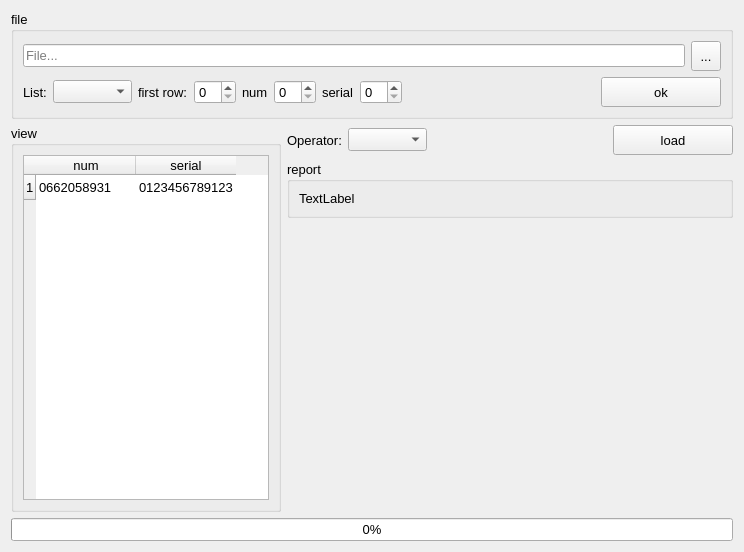
First picture: the form in tMix_2/tMix_2/data_add.ui, repository Skyrim78/tMix, before the edit.
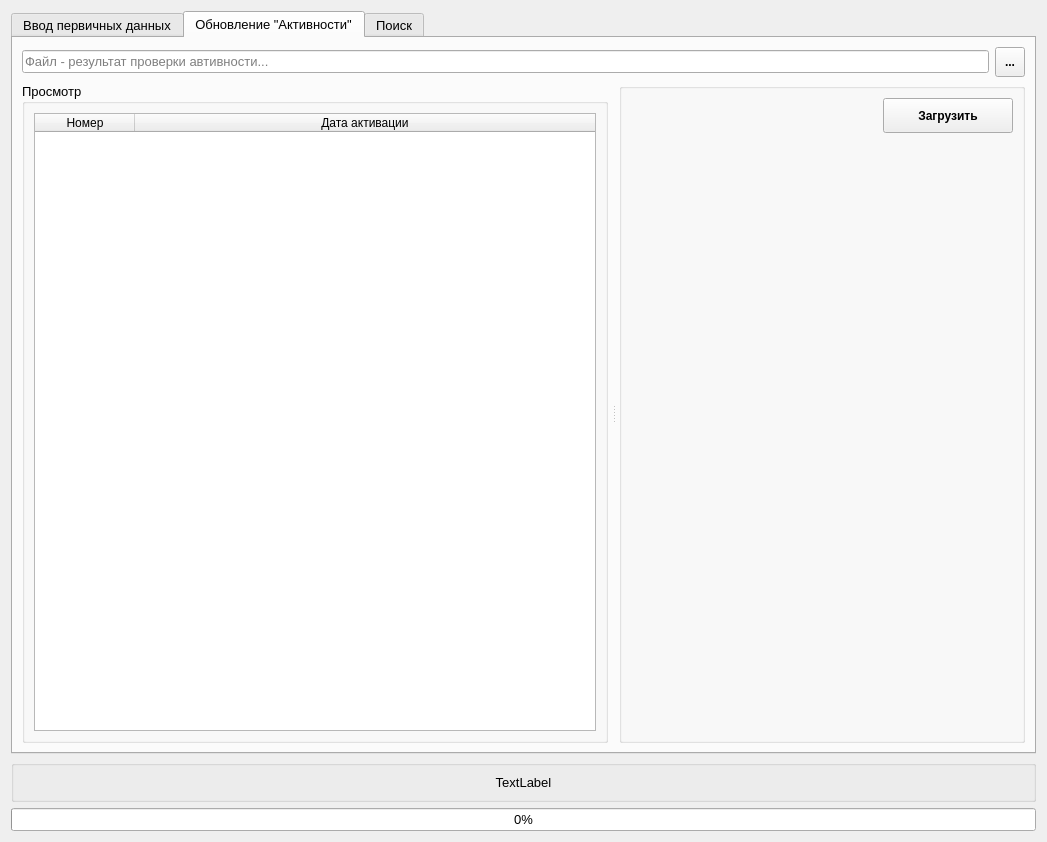
Second picture: the form after the edit. The open tabs and pages were chosen to show the change.

Diff of the .ui file:
```diff
--- a/tMix_2/tMix_2/data_add.ui
+++ b/tMix_2/tMix_2/data_add.ui
@@ -6,8 +6,8 @@
    <rect>
     <x>0</x>
     <y>0</y>
-    <width>744</width>
-    <height>552</height>
+    <width>1047</width>
+    <height>842</height>
    </rect>
   </property>
   <property name="font">
@@ -18,13 +18,25 @@
   <property name="windowTitle">
    <string>Form</string>
   </property>
-  <layout class="QGridLayout" name="gridLayout_4">
+  <layout class="QGridLayout" name="gridLayout_6">
+   <item row="0" column="0">
+    <layout class="QVBoxLayout" name="verticalLayout_4">
+     <item>
+      <widget class="QTabWidget" name="tabWidget">
+       <property name="currentIndex">
+        <number>0</number>
+       </property>
+       <widget class="QWidget" name="tab">
+        <attribute name="title">
+         <string>Ввод первичных данных</string>
+        </attribute>
+        <layout class="QGridLayout" name="gridLayout_5">
    <item row="0" column="0">
     <layout class="QVBoxLayout" name="verticalLayout_3">
      <item>
       <widget class="QGroupBox" name="groupBox">
        <property name="title">
-        <string>file</string>
+              <string/>
        </property>
        <layout class="QGridLayout" name="gridLayout_2">
         <item row="0" column="0">
@@ -34,7 +46,7 @@
             <item>
              <widget class="QLineEdit" name="lineEdit_file">
               <property name="placeholderText">
-               <string>File...</string>
+                     <string>Файл - список номеров...</string>
               </property>
              </widget>
             </item>
@@ -52,6 +64,13 @@
                 <height>30</height>
                </size>
               </property>
+                    <property name="font">
+                     <font>
+                      <pointsize>9</pointsize>
+                      <weight>75</weight>
+                      <bold>true</bold>
+                     </font>
+                    </property>
               <property name="text">
                <string>...</string>
               </property>
@@ -64,7 +83,7 @@
             <item>
              <widget class="QLabel" name="label">
               <property name="text">
-               <string>List:</string>
+                     <string>Лист:</string>
               </property>
              </widget>
             </item>
@@ -74,32 +93,44 @@
             <item>
              <widget class="QLabel" name="label_4">
               <property name="text">
-               <string>first row:</string>
+                     <string>Первая строка:</string>
               </property>
              </widget>
             </item>
             <item>
-             <widget class="QSpinBox" name="spinBox_frow"/>
+                   <widget class="QSpinBox" name="spinBox_frow">
+                    <property name="minimum">
+                     <number>1</number>
+                    </property>
+                   </widget>
             </item>
             <item>
              <widget class="QLabel" name="label_2">
               <property name="text">
-               <string>num</string>
+                     <string>Номер:</string>
               </property>
              </widget>
             </item>
             <item>
-             <widget class="QSpinBox" name="spinBox_num"/>
+                   <widget class="QSpinBox" name="spinBox_num">
+                    <property name="minimum">
+                     <number>1</number>
+                    </property>
+                   </widget>
             </item>
             <item>
              <widget class="QLabel" name="label_3">
               <property name="text">
-               <string>serial</string>
+                     <string>SN:</string>
               </property>
              </widget>
             </item>
             <item>
-             <widget class="QSpinBox" name="spinBox_serial"/>
+                   <widget class="QSpinBox" name="spinBox_serial">
+                    <property name="minimum">
+                     <number>1</number>
+                    </property>
+                   </widget>
             </item>
             <item>
              <spacer name="horizontalSpacer_2">
@@ -118,18 +149,25 @@
              <widget class="QPushButton" name="pushButton_read_file">
               <property name="minimumSize">
                <size>
-                <width>120</width>
-                <height>30</height>
+                      <width>130</width>
+                      <height>35</height>
                </size>
               </property>
               <property name="maximumSize">
                <size>
-                <width>120</width>
-                <height>30</height>
-               </size>
-              </property>
+                      <width>130</width>
+                      <height>35</height>
+                     </size>
+                    </property>
+                    <property name="font">
+                     <font>
+                      <pointsize>9</pointsize>
+                      <weight>75</weight>
+                      <bold>true</bold>
+                     </font>
+                    </property>
               <property name="text">
-               <string>ok</string>
+                     <string>Открыть</string>
               </property>
              </widget>
             </item>
@@ -141,23 +179,28 @@
       </widget>
      </item>
      <item>
-      <layout class="QHBoxLayout" name="horizontalLayout_4">
-       <item>
+            <widget class="QSplitter" name="splitter">
+             <property name="sizePolicy">
+              <sizepolicy hsizetype="Expanding" vsizetype="Expanding">
+               <horstretch>0</horstretch>
+               <verstretch>0</verstretch>
+              </sizepolicy>
+             </property>
+             <property name="orientation">
+              <enum>Qt::Horizontal</enum>
+             </property>
+             <property name="handleWidth">
+              <number>11</number>
+             </property>
         <widget class="QGroupBox" name="groupBox_view">
          <property name="minimumSize">
           <size>
-           <width>270</width>
+                <width>350</width>
            <height>0</height>
           </size>
          </property>
-         <property name="maximumSize">
-          <size>
-           <width>270</width>
-           <height>16777215</height>
-          </size>
-         </property>
          <property name="title">
-          <string>view</string>
+               <string>Просмотр</string>
          </property>
          <layout class="QGridLayout" name="gridLayout">
           <item row="0" column="0">
@@ -177,50 +220,42 @@
             <property name="wordWrap">
              <bool>false</bool>
             </property>
+                 <attribute name="horizontalHeaderStretchLastSection">
+                  <bool>true</bool>
+                 </attribute>
             <attribute name="verticalHeaderDefaultSectionSize">
              <number>25</number>
             </attribute>
             <attribute name="verticalHeaderMinimumSectionSize">
              <number>25</number>
             </attribute>
-            <row>
-             <property name="text">
-              <string>1</string>
-             </property>
-            </row>
             <column>
              <property name="text">
-              <string>num</string>
+                   <string>Номер</string>
              </property>
             </column>
             <column>
              <property name="text">
-              <string>serial</string>
-             </property>
-            </column>
-            <item row="0" column="0">
-             <property name="text">
-              <string>0662058931</string>
-             </property>
-            </item>
-            <item row="0" column="1">
-             <property name="text">
-              <string>0123456789123</string>
-             </property>
-            </item>
+                   <string>SN</string>
+                  </property>
+                 </column>
            </widget>
           </item>
          </layout>
         </widget>
-       </item>
-       <item>
+             <widget class="QGroupBox" name="groupBox_2">
+              <property name="title">
+               <string/>
+              </property>
+              <layout class="QGridLayout" name="gridLayout_4">
+               <item row="0" column="0">
         <layout class="QVBoxLayout" name="verticalLayout_2">
          <item>
           <layout class="QHBoxLayout" name="horizontalLayout_3">
            <item>
             <widget class="QLabel" name="label_5">
              <property name="text">
-              <string>Operator:</string>
+                      <string>Оператор:</string>
              </property>
             </widget>
            </item>
@@ -244,27 +279,319 @@
             <widget class="QPushButton" name="pushButton_load">
              <property name="minimumSize">
               <size>
-               <width>120</width>
+                       <width>130</width>
+                       <height>35</height>
+                      </size>
+                     </property>
+                     <property name="maximumSize">
+                      <size>
+                       <width>130</width>
+                       <height>35</height>
+                      </size>
+                     </property>
+                     <property name="font">
+                      <font>
+                       <pointsize>9</pointsize>
+                       <weight>75</weight>
+                       <bold>true</bold>
+                      </font>
+                     </property>
+                     <property name="text">
+                      <string>Загрузить</string>
+                     </property>
+                    </widget>
+                   </item>
+                  </layout>
+                 </item>
+                 <item>
+                  <spacer name="verticalSpacer">
+                   <property name="orientation">
+                    <enum>Qt::Vertical</enum>
+                   </property>
+                   <property name="sizeHint" stdset="0">
+                    <size>
+                     <width>20</width>
+                     <height>40</height>
+                    </size>
+                   </property>
+                  </spacer>
+                 </item>
+                </layout>
+               </item>
+              </layout>
+             </widget>
+            </widget>
+           </item>
+          </layout>
+         </item>
+        </layout>
+       </widget>
+       <widget class="QWidget" name="tab_2">
+        <attribute name="title">
+         <string>Обновление &quot;Активности&quot;</string>
+        </attribute>
+        <layout class="QGridLayout" name="gridLayout_10">
+         <item row="0" column="0">
+          <layout class="QGridLayout" name="gridLayout_9">
+           <item row="0" column="0">
+            <layout class="QHBoxLayout" name="horizontalLayout_5">
+             <item>
+              <widget class="QLineEdit" name="lineEdit_act_file">
+               <property name="text">
+                <string/>
+               </property>
+               <property name="placeholderText">
+                <string>Файл - результат проверки автивности...</string>
+               </property>
+              </widget>
+             </item>
+             <item>
+              <widget class="QToolButton" name="toolButton_act_file">
+               <property name="minimumSize">
+                <size>
+                 <width>30</width>
                <height>30</height>
               </size>
              </property>
              <property name="maximumSize">
               <size>
-               <width>120</width>
+                 <width>30</width>
                <height>30</height>
               </size>
              </property>
+               <property name="font">
+                <font>
+                 <pointsize>9</pointsize>
+                 <weight>75</weight>
+                 <bold>true</bold>
+                </font>
+               </property>
              <property name="text">
-              <string>load</string>
+                <string>...</string>
              </property>
             </widget>
            </item>
           </layout>
+           </item>
+           <item row="1" column="0">
+            <widget class="QSplitter" name="splitter_2">
+             <property name="sizePolicy">
+              <sizepolicy hsizetype="Expanding" vsizetype="Expanding">
+               <horstretch>0</horstretch>
+               <verstretch>0</verstretch>
+              </sizepolicy>
+             </property>
+             <property name="orientation">
+              <enum>Qt::Horizontal</enum>
+             </property>
+             <property name="handleWidth">
+              <number>11</number>
+             </property>
+             <widget class="QGroupBox" name="groupBox_view_2">
+              <property name="minimumSize">
+               <size>
+                <width>350</width>
+                <height>0</height>
+               </size>
+              </property>
+              <property name="title">
+               <string>Просмотр</string>
+              </property>
+              <layout class="QGridLayout" name="gridLayout_7">
+               <item row="0" column="0">
+                <widget class="QTableWidget" name="tableWidget_act_data">
+                 <property name="editTriggers">
+                  <set>QAbstractItemView::NoEditTriggers</set>
+                 </property>
+                 <property name="alternatingRowColors">
+                  <bool>true</bool>
+                 </property>
+                 <property name="selectionMode">
+                  <enum>QAbstractItemView::NoSelection</enum>
+                 </property>
+                 <property name="showGrid">
+                  <bool>false</bool>
+                 </property>
+                 <property name="wordWrap">
+                  <bool>false</bool>
+                 </property>
+                 <attribute name="horizontalHeaderStretchLastSection">
+                  <bool>true</bool>
+                 </attribute>
+                 <attribute name="verticalHeaderDefaultSectionSize">
+                  <number>25</number>
+                 </attribute>
+                 <attribute name="verticalHeaderMinimumSectionSize">
+                  <number>25</number>
+                 </attribute>
+                 <column>
+                  <property name="text">
+                   <string>Номер</string>
+                  </property>
+                 </column>
+                 <column>
+                  <property name="text">
+                   <string>Дата активации</string>
+                  </property>
+                 </column>
+                </widget>
+               </item>
+              </layout>
+             </widget>
+             <widget class="QGroupBox" name="groupBox_3">
+              <property name="title">
+               <string/>
+              </property>
+              <layout class="QGridLayout" name="gridLayout_8">
+               <item row="0" column="0">
+                <layout class="QVBoxLayout" name="verticalLayout_5">
+                 <item>
+                  <layout class="QHBoxLayout" name="horizontalLayout_4">
+                   <item>
+                    <spacer name="horizontalSpacer_3">
+                     <property name="orientation">
+                      <enum>Qt::Horizontal</enum>
+                     </property>
+                     <property name="sizeHint" stdset="0">
+                      <size>
+                       <width>40</width>
+                       <height>20</height>
+                      </size>
+                     </property>
+                    </spacer>
+                   </item>
+                   <item>
+                    <widget class="QPushButton" name="pushButton_act_load">
+                     <property name="minimumSize">
+                      <size>
+                       <width>130</width>
+                       <height>35</height>
+                      </size>
+                     </property>
+                     <property name="maximumSize">
+                      <size>
+                       <width>130</width>
+                       <height>35</height>
+                      </size>
+                     </property>
+                     <property name="font">
+                      <font>
+                       <pointsize>9</pointsize>
+                       <weight>75</weight>
+                       <bold>true</bold>
+                      </font>
+                     </property>
+                     <property name="text">
+                      <string>Загрузить</string>
+                     </property>
+                    </widget>
+                   </item>
+                  </layout>
+                 </item>
+                 <item>
+                  <spacer name="verticalSpacer_2">
+                   <property name="orientation">
+                    <enum>Qt::Vertical</enum>
+                   </property>
+                   <property name="sizeHint" stdset="0">
+                    <size>
+                     <width>20</width>
+                     <height>40</height>
+                    </size>
+                   </property>
+                  </spacer>
+                 </item>
+                </layout>
+               </item>
+              </layout>
+             </widget>
+            </widget>
+           </item>
+          </layout>
+         </item>
+        </layout>
+       </widget>
+       <widget class="QWidget" name="tab_3">
+        <attribute name="title">
+         <string>Поиск</string>
+        </attribute>
+        <layout class="QGridLayout" name="gridLayout_15">
+         <item row="0" column="0">
+          <layout class="QVBoxLayout" name="verticalLayout_6">
+           <item>
+            <widget class="QGroupBox" name="groupBox_">
+             <property name="title">
+              <string>Поиск</string>
+             </property>
+             <property name="alignment">
+              <set>Qt::AlignCenter</set>
+             </property>
+             <layout class="QGridLayout" name="gridLayout_11">
+              <item row="0" column="0">
+               <widget class="QLineEdit" name="lineEdit_search">
+                <property name="placeholderText">
+                 <string>Номер или серийный номер</string>
+                </property>
+                <property name="clearButtonEnabled">
+                 <bool>true</bool>
+                </property>
+               </widget>
+              </item>
+             </layout>
+            </widget>
+           </item>
+           <item>
+            <widget class="QTableWidget" name="tableWidget_search">
+             <property name="editTriggers">
+              <set>QAbstractItemView::NoEditTriggers</set>
+             </property>
+             <property name="alternatingRowColors">
+              <bool>true</bool>
+             </property>
+             <property name="selectionMode">
+              <enum>QAbstractItemView::ExtendedSelection</enum>
+             </property>
+             <property name="selectionBehavior">
+              <enum>QAbstractItemView::SelectRows</enum>
+             </property>
+             <property name="showGrid">
+              <bool>false</bool>
+             </property>
+             <attribute name="horizontalHeaderStretchLastSection">
+              <bool>true</bool>
+             </attribute>
+             <column>
+              <property name="text">
+               <string>Оператор</string>
+              </property>
+             </column>
+             <column>
+              <property name="text">
+               <string>Номер</string>
+              </property>
+             </column>
+             <column>
+              <property name="text">
+               <string>SN</string>
+              </property>
+             </column>
+             <column>
+              <property name="text">
+               <string>Дата активации</string>
+              </property>
+             </column>
+            </widget>
+           </item>
+          </layout>
+         </item>
+        </layout>
+       </widget>
+      </widget>
          </item>
          <item>
           <widget class="QGroupBox" name="groupBox_report">
            <property name="title">
-            <string>report</string>
+        <string/>
            </property>
            <layout class="QGridLayout" name="gridLayout_3">
             <item row="0" column="0">
@@ -272,33 +599,28 @@
               <property name="text">
                <string>TextLabel</string>
               </property>
-             </widget>
-            </item>
-           </layout>
-          </widget>
-         </item>
-         <item>
-          <spacer name="verticalSpacer">
-           <property name="orientation">
-            <enum>Qt::Vertical</enum>
-           </property>
-           <property name="sizeHint" stdset="0">
-            <size>
-             <width>20</width>
-             <height>40</height>
-            </size>
-           </property>
-          </spacer>
-         </item>
-        </layout>
-       </item>
-      </layout>
+          <property name="scaledContents">
+           <bool>true</bool>
+          </property>
+          <property name="alignment">
+           <set>Qt::AlignCenter</set>
+          </property>
+          <property name="wordWrap">
+           <bool>true</bool>
+          </property>
+         </widget>
+        </item>
+       </layout>
+      </widget>
      </item>
      <item>
       <widget class="QProgressBar" name="progressBar">
        <property name="value">
         <number>0</number>
        </property>
+       <property name="alignment">
+        <set>Qt::AlignCenter</set>
+       </property>
       </widget>
      </item>
     </layout>
```
Lines whose indentation alone changed are shown as unchanged.
